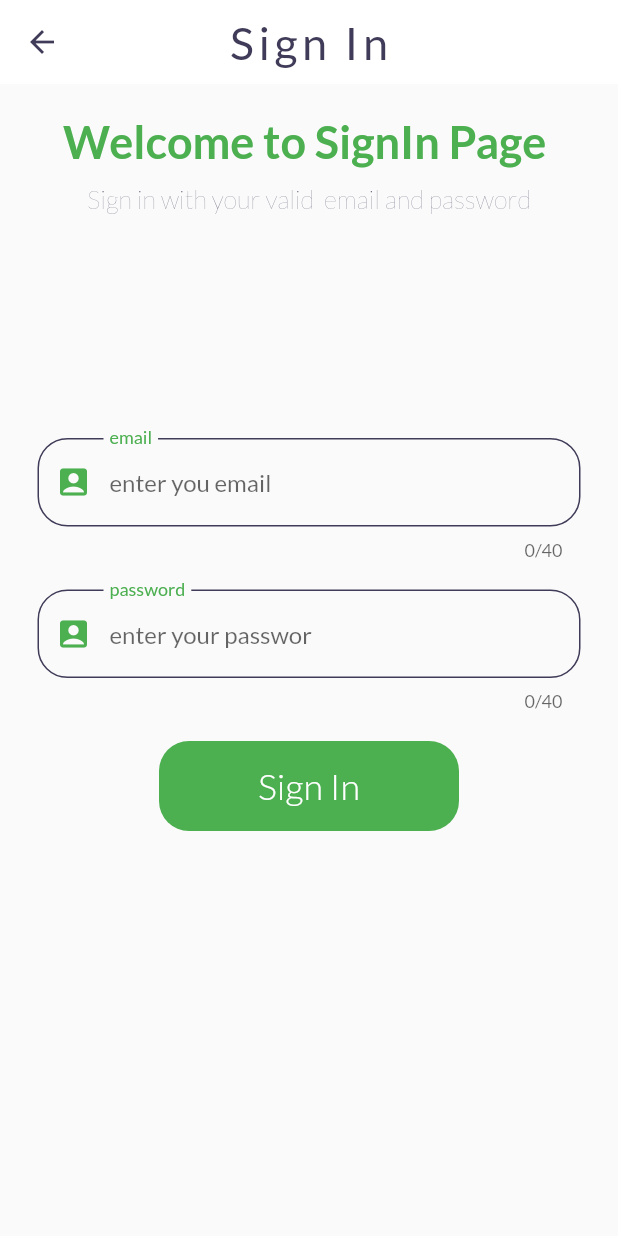
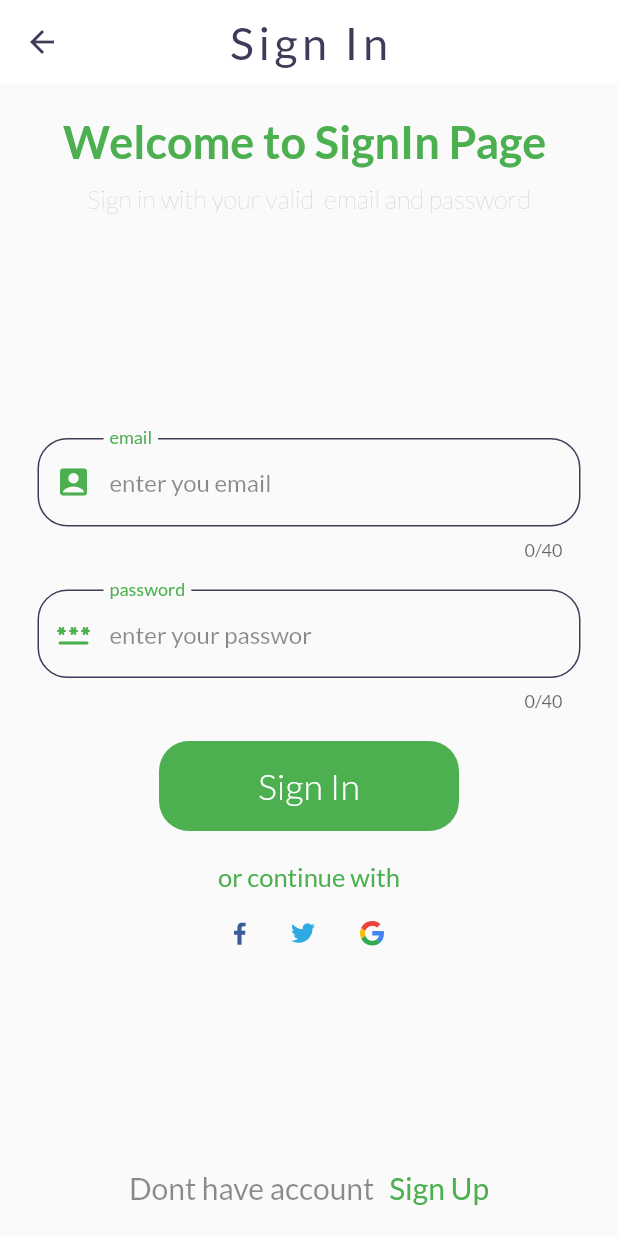
Before and after one commit to nirmalnyure1/e_organic_flutter, a Flutter app: the SignInScreen screen opened by its route, on a phone screen of 412 x 824 dp. Run offline on Flutter 3.47's test engine with Material 2 defaults, Android fonts, the light colour scheme and no system bars; our stand-ins replace flutter_svg, google_fonts.

Commit message:
sign in desing completed

```diff
--- a/lib/screens/signin_screen.dart
+++ b/lib/screens/signin_screen.dart
@@ -1,5 +1,6 @@
 import 'package:eorganic/widgets/my_theme.dart';
 import 'package:flutter/material.dart';
+import 'package:flutter_svg/svg.dart';
 
 class SignInScreen extends StatefulWidget {
   const SignInScreen({Key? key}) : super(key: key);
@@ -17,7 +18,33 @@ class _SignInScreenState extends State<SignInScreen> {
           appBar: AppBar(
             title: const Text('Sign In'),
           ),
-          body: const SingleChildScrollView(child: SignInForm()),
+          body: const SingleChildScrollView(
+            child: SignInForm(),
+          ),
+          bottomSheet: Padding(
+            padding: const EdgeInsets.all(20.0),
+            child: Row(
+              mainAxisAlignment: MainAxisAlignment.center,
+
+              // ignore: prefer_const_literals_to_create_immutables
+              children: [
+                Text(
+                  'Dont have account',
+                  style: TextStyle(fontSize: 20, color: MyTheme.textColor),
+                ),
+                const SizedBox(
+                  width: 10.0,
+                ),
+                InkWell(
+                  onTap: () {},
+                  child: Text(
+                    'Sign Up',
+                    style: TextStyle(fontSize: 20, color: MyTheme.green),
+                  ),
+                ),
+              ],
+            ),
+          ),
         ),
       ),
     );
@@ -54,7 +81,7 @@ class SignInForm extends StatelessWidget {
             style: TextStyle(
                 fontWeight: FontWeight.w100,
                 fontSize: 17,
-                color: MyTheme.darkBluishColor),
+                color: MyTheme.textColor),
             maxLines: 1,
             overflow: TextOverflow.ellipsis,
           ),
@@ -62,6 +89,8 @@ class SignInForm extends StatelessWidget {
           Padding(
             padding: const EdgeInsets.symmetric(horizontal: 25.0),
             child: Column(
+              // crossAxisAlignment: CrossAxisAlignment.center,
+              //mainAxisAlignment: MainAxisAlignment.center,
               children: [
                 textformField(
                     hint: 'enter you email',
@@ -76,16 +105,37 @@ class SignInForm extends StatelessWidget {
                   hint: 'enter your passwor',
                   lable: 'password',
                   icon: Icon(
-                    Icons.account_box_rounded,
+                    Icons.password_rounded,
                     color: MyTheme.green,
                   ),
                 ),
                 const SizedBox(height: 20.0),
                 signin(),
                 const SizedBox(height: 20.0),
+                Text(
+                  'or continue with',
+                  style: TextStyle(
+                      //fontWeight: FontWeight.w100,
+                      fontSize: 17,
+                      color: MyTheme.green),
+                  maxLines: 1,
+                  overflow: TextOverflow.ellipsis,
+                ),
+                const SizedBox(height: 20.0),
                 Row(
-                    // children: [SvgPicture.asset('assets/image/facebook.svg')],
-                    )
+                  mainAxisAlignment: MainAxisAlignment.center,
+                  children: [
+                    InkWell(
+                        child: SvgPicture.asset('assets/image/facebook.svg')),
+                    const SizedBox(width: 30),
+                    InkWell(
+                        child: SvgPicture.asset('assets/image/twitter.svg')),
+                    const SizedBox(width: 30),
+                    InkWell(
+                        child:
+                            SvgPicture.asset('assets/image/google-icon.svg')),
+                  ],
+                )
               ],
             ),
           ),
@@ -103,6 +153,7 @@ class SignInForm extends StatelessWidget {
       decoration: InputDecoration(
         labelText: lable,
         labelStyle: TextStyle(color: MyTheme.green),
+        hintStyle: TextStyle(color: MyTheme.textColor),
         floatingLabelBehavior: FloatingLabelBehavior.always,
         hintText: hint,
         fillColor: Colors.red,
@@ -117,7 +168,7 @@ class SignInForm extends StatelessWidget {
         ),
         focusedBorder: OutlineInputBorder(
           borderRadius: BorderRadius.circular(20.0),
-          borderSide: BorderSide(
+          borderSide: const BorderSide(
             color: Colors.green,
           ),
         ),
--- a/lib/widgets/my_theme.dart
+++ b/lib/widgets/my_theme.dart
@@ -1,5 +1,3 @@
-
-
 import 'package:flutter/material.dart';
 import 'package:google_fonts/google_fonts.dart';
 
@@ -29,7 +27,7 @@ class MyTheme {
         primaryTextTheme: GoogleFonts.latoTextTheme(),
         cardColor: Colors.black,
         canvasColor: dark,
-        appBarTheme: AppBarTheme(
+        appBarTheme: const AppBarTheme(
           color: Colors.black,
           iconTheme: IconThemeData(color: Colors.white),
           elevation: 0.0,
@@ -41,7 +39,8 @@ class MyTheme {
 
   static Color darkBluishColor = Color(0xff403b58);
   static Color lightBluishColor = Colors.blue.shade400;
-  static Color mainColor = Color(0x00FF00);
+  static Color mainColor = const Color(0x0000ff00);
   static Color green = Colors.green;
-  static Color textColor = Colors.black;
+  static Color textColor = Colors.black45;
+  static Color textColorgrey = Colors.grey;
 }
```
Also changed, not shown: lib/screens/sign_up_screen.dart (renamed from lib/screens/register_screen.dart).
